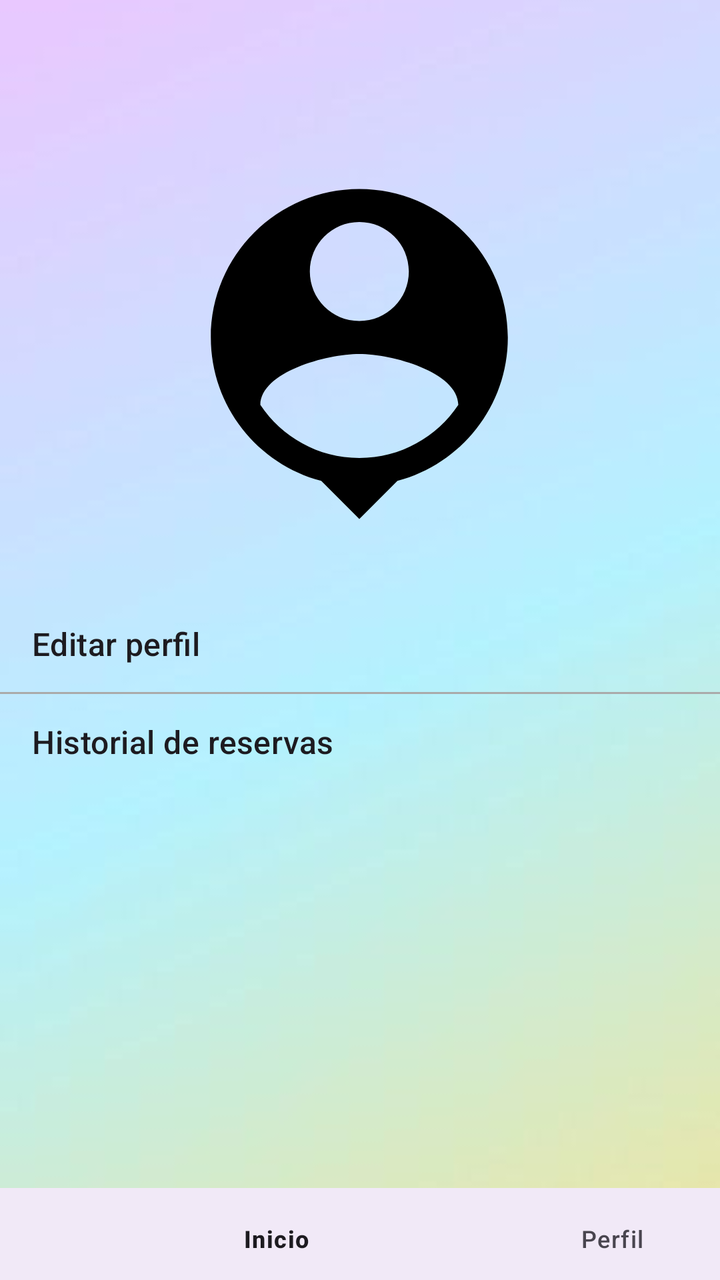
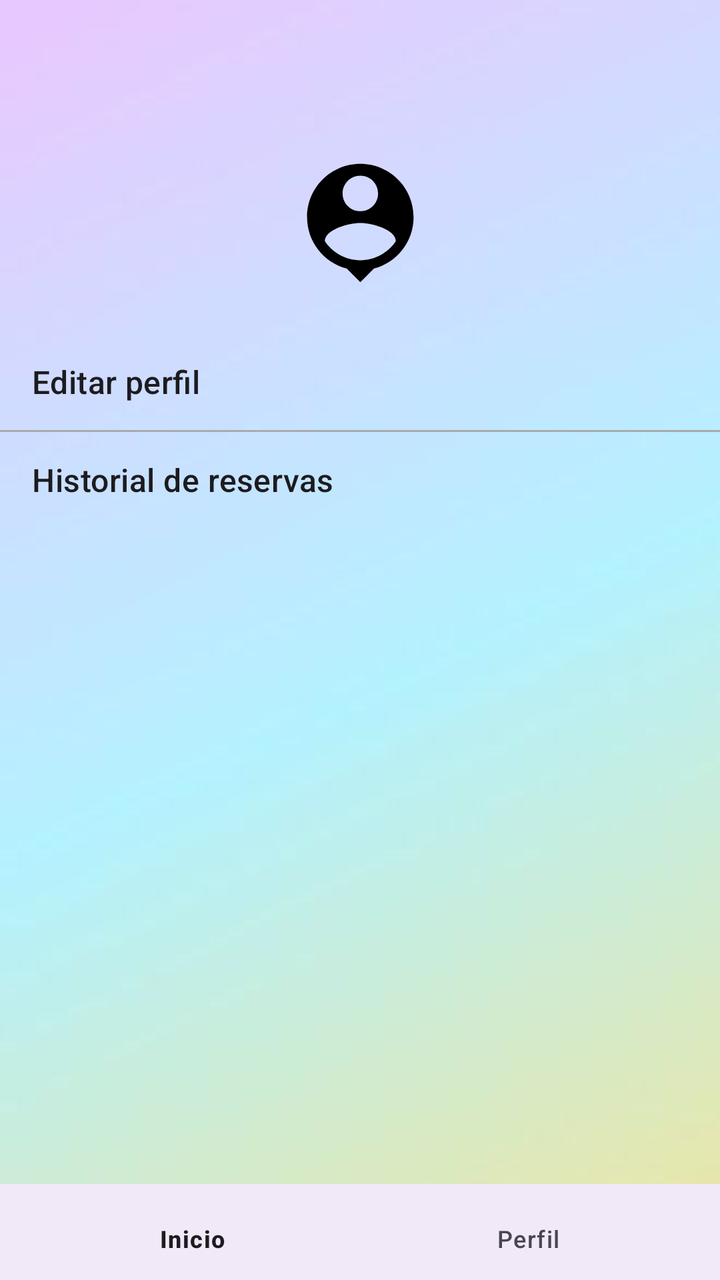

Screens rendered from an Android XML layout before and after an edit, with the pre-edit source and the edit as a unified diff.
<!-- AndroidManifest.xml: application theme Theme.Appp -->
<!-- res/layout/activity_perfil.xml -->
<?xml version="1.0" encoding="utf-8"?>
<androidx.constraintlayout.widget.ConstraintLayout xmlns:android="http://schemas.android.com/apk/res/android"
    xmlns:app="http://schemas.android.com/apk/res-auto"
    xmlns:tools="http://schemas.android.com/tools"
    android:id="@+id/main"
    android:layout_width="match_parent"
    android:layout_height="match_parent"
    tools:context=".Perfil">

    <ImageView
        android:id="@+id/imageView"
        android:layout_width="0dp"
        android:layout_height="0dp"
        android:scaleType="centerCrop"
        app:layout_constraintBottom_toBottomOf="parent"
        app:layout_constraintEnd_toEndOf="parent"
        app:layout_constraintHorizontal_bias="1.0"
        app:layout_constraintStart_toStartOf="parent"
        app:layout_constraintTop_toTopOf="parent"
        app:layout_constraintVertical_bias="1.0"
        app:srcCompat="@drawable/bdd4666fdcba42069e53862f98720581"
        tools:ignore="MissingConstraints" />

    <ImageView
        android:id="@+id/profileIcon"
        android:layout_width="198dp"
        android:layout_height="202dp"
        android:layout_marginTop="76dp"
        android:src="@drawable/baseline_person_pin_24"
        app:layout_constraintEnd_toEndOf="parent"
        app:layout_constraintHorizontal_bias="0.497"
        app:layout_constraintStart_toStartOf="parent"
        app:layout_constraintTop_toTopOf="parent" />

    <ListView
        android:id="@+id/optionsList"
        android:layout_width="0dp"
        android:layout_height="wrap_content"
        android:layout_marginTop="20dp"
        app:layout_constraintTop_toBottomOf="@id/profileIcon"
        app:layout_constraintStart_toStartOf="parent"
        app:layout_constraintEnd_toEndOf="parent"
        app:layout_constraintHorizontal_bias="0.5"
        android:divider="@android:color/darker_gray"
        android:dividerHeight="1dp"
        android:entries="@array/opcion_perfil"
        android:textColorHint="@color/black"/>

    <com.google.android.material.bottomnavigation.BottomNavigationView
        android:id="@+id/bottomNavigationView"
        android:layout_width="445dp"
        android:layout_height="46dp"
        android:layout_alignParentBottom="true"
        android:background="?android:attr/windowBackground"
        app:layout_constraintBottom_toBottomOf="parent"
        app:layout_constraintTop_toTopOf="parent"
        app:layout_constraintVertical_bias="1.0"
        tools:ignore="MissingConstraints"
        tools:layout_editor_absoluteX="-1dp"
        app:menu="@menu/bottom_menu"/>

</androidx.constraintlayout.widget.ConstraintLayout>
<!-- resources referenced by this layout -->
<resources>
  <string-array name="opcion_perfil">
          <item>Editar perfil</item>
          <item>Historial de reservas</item>
      </string-array>
  <color name="black">#FF000000</color>
  <!-- drawable baseline_person_pin_24 (drawable) -->
  <vector xmlns:android="http://schemas.android.com/apk/res/android" android:height="24dp" android:tint="#000000" android:viewportHeight="24" android:viewportWidth="24" android:width="24dp">
        
      <path android:fillColor="@android:color/white" android:pathData="M12,2c-4.97,0 -9,4.03 -9,9 0,4.17 2.84,7.67 6.69,8.69L12,22l2.31,-2.31C18.16,18.67 21,15.17 21,11c0,-4.97 -4.03,-9 -9,-9zM12,4c1.66,0 3,1.34 3,3s-1.34,3 -3,3 -3,-1.34 -3,-3 1.34,-3 3,-3zM12,18.3c-2.5,0 -4.71,-1.28 -6,-3.22 0.03,-1.99 4,-3.08 6,-3.08 1.99,0 5.97,1.09 6,3.08 -1.29,1.94 -3.5,3.22 -6,3.22z"/>
      
  </vector>
  <!-- drawable bdd4666fdcba42069e53862f98720581: jpg bitmap (drawable, 3754 bytes) -->
  <style name="Theme.Appp" parent="Base.Theme.Appp" />
  <style name="Base.Theme.Appp" parent="Theme.Material3.DayNight.NoActionBar">
          
          
      </style>
</resources>

<!-- the commit's change to res/layout/activity_perfil.xml (unified diff, before → after) -->
@@ -14,21 +14,20 @@
         android:scaleType="centerCrop"
         app:layout_constraintBottom_toBottomOf="parent"
         app:layout_constraintEnd_toEndOf="parent"
-        app:layout_constraintHorizontal_bias="1.0"
         app:layout_constraintStart_toStartOf="parent"
         app:layout_constraintTop_toTopOf="parent"
-        app:layout_constraintVertical_bias="1.0"
         app:srcCompat="@drawable/bdd4666fdcba42069e53862f98720581"
         tools:ignore="MissingConstraints" />
 
     <ImageView
         android:id="@+id/profileIcon"
-        android:layout_width="198dp"
-        android:layout_height="202dp"
+        android:layout_width="137dp"
+        android:layout_height="71dp"
         android:layout_marginTop="76dp"
+        android:layout_marginBottom="20dp"
         android:src="@drawable/baseline_person_pin_24"
+        app:layout_constraintBottom_toTopOf="@+id/optionsList"
         app:layout_constraintEnd_toEndOf="parent"
-        app:layout_constraintHorizontal_bias="0.497"
         app:layout_constraintStart_toStartOf="parent"
         app:layout_constraintTop_toTopOf="parent" />
 
@@ -36,27 +35,32 @@
         android:id="@+id/optionsList"
         android:layout_width="0dp"
         android:layout_height="wrap_content"
-        android:layout_marginTop="20dp"
-        app:layout_constraintTop_toBottomOf="@id/profileIcon"
-        app:layout_constraintStart_toStartOf="parent"
-        app:layout_constraintEnd_toEndOf="parent"
-        app:layout_constraintHorizontal_bias="0.5"
         android:divider="@android:color/darker_gray"
         android:dividerHeight="1dp"
         android:entries="@array/opcion_perfil"
-        android:textColorHint="@color/black"/>
+        android:textColorHint="@color/black"
+        app:layout_constraintBottom_toTopOf="@+id/fragment_container"
+        app:layout_constraintEnd_toEndOf="parent"
+        app:layout_constraintStart_toStartOf="parent"
+        app:layout_constraintTop_toBottomOf="@+id/profileIcon" />
+
+    <FrameLayout
+        android:id="@+id/fragment_container"
+        android:layout_width="0dp"
+        android:layout_height="0dp"
+        app:layout_constraintBottom_toTopOf="@id/bottomNavigationView"
+        app:layout_constraintEnd_toEndOf="parent"
+        app:layout_constraintStart_toStartOf="parent"
+        app:layout_constraintTop_toBottomOf="@id/optionsList" />
 
     <com.google.android.material.bottomnavigation.BottomNavigationView
         android:id="@+id/bottomNavigationView"
-        android:layout_width="445dp"
-        android:layout_height="46dp"
-        android:layout_alignParentBottom="true"
+        android:layout_width="407dp"
+        android:layout_height="48dp"
         android:background="?android:attr/windowBackground"
         app:layout_constraintBottom_toBottomOf="parent"
-        app:layout_constraintTop_toTopOf="parent"
-        app:layout_constraintVertical_bias="1.0"
-        tools:ignore="MissingConstraints"
-        tools:layout_editor_absoluteX="-1dp"
-        app:menu="@menu/bottom_menu"/>
+        app:layout_constraintEnd_toEndOf="parent"
+        app:layout_constraintStart_toStartOf="parent"
+        app:menu="@menu/bottom_menu" />
 
 </androidx.constraintlayout.widget.ConstraintLayout>
